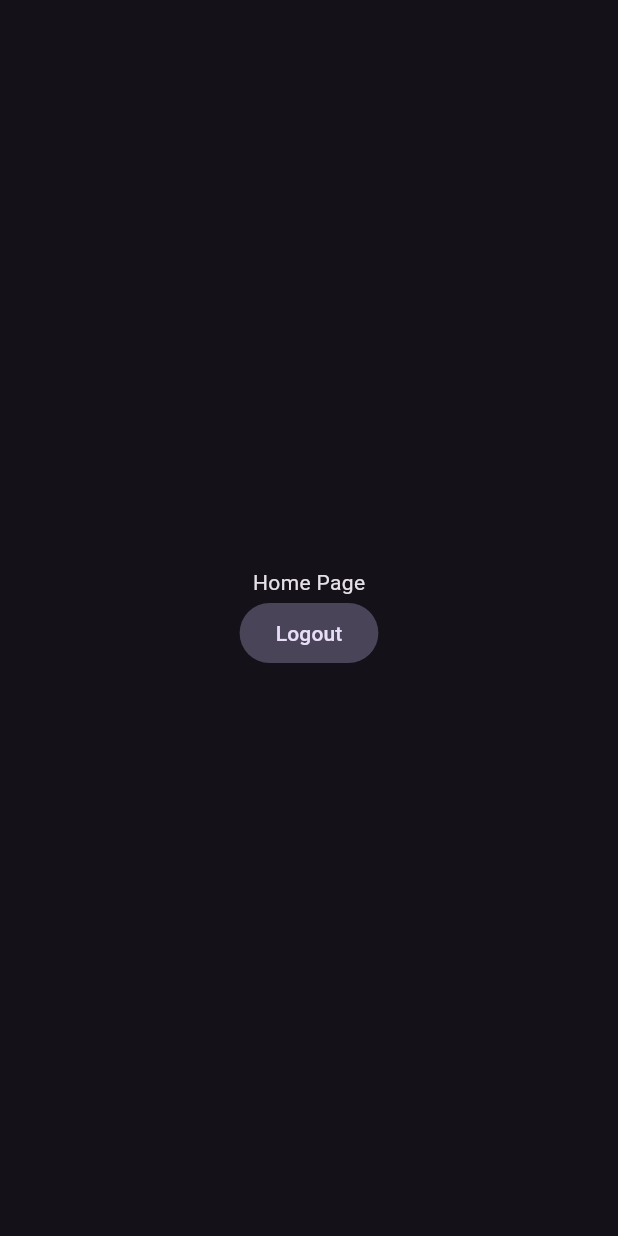
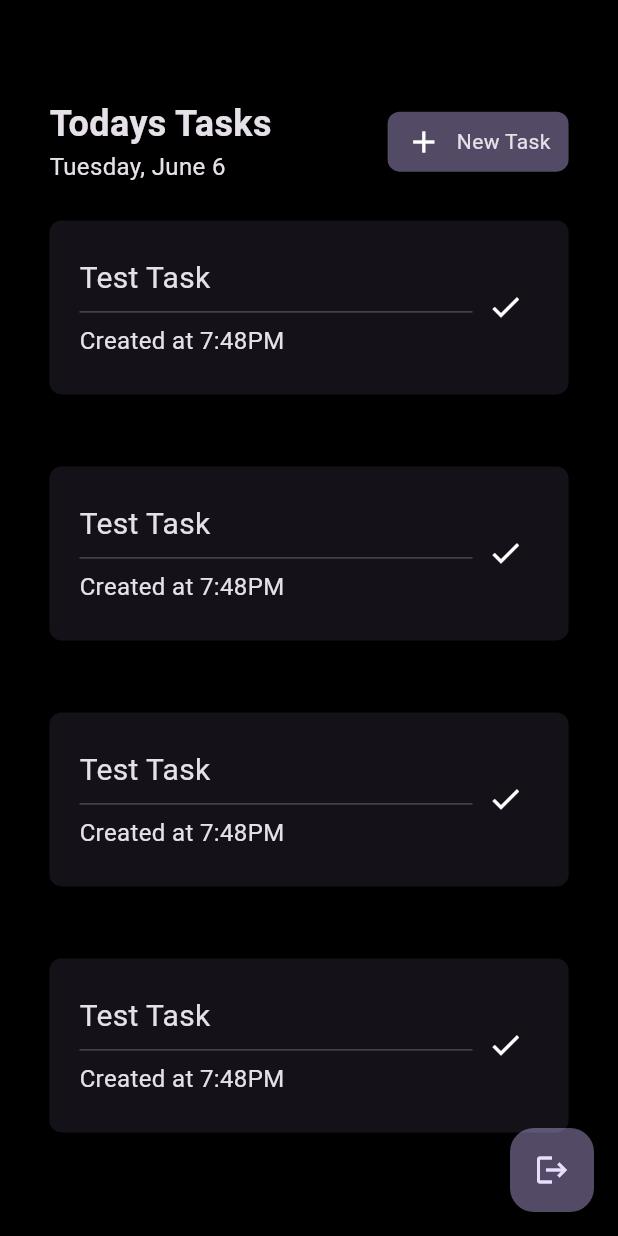
Before and after one commit to ekakshjanweja/todoAppTutTbb, a Flutter app: the screen it shows once a user with an empty profile is signed in, on a phone screen of 412 x 824 dp. Run offline on Flutter 3.47's test engine with Material 2 defaults, Android fonts, the phone set to English and light mode, and no system bars; our stand-ins replace cloud_firestore, firebase_auth, firebase_core, flutter_riverpod, fpdart, google_sign_in; accounts and stored records are empty.

Commit message:
session 4: built ui for todo page

```diff
--- /dev/null
+++ b/lib/common/widgets/new_task_button.dart
@@ -0,0 +1,32 @@
+import 'package:flutter/material.dart';
+
+class NewTaskButton extends StatelessWidget {
+  const NewTaskButton({
+    super.key,
+  });
+
+  @override
+  Widget build(BuildContext context) {
+    return GestureDetector(
+      onTap: () {
+        print('New Task Created');
+      },
+      child: Container(
+        padding: const EdgeInsets.symmetric(vertical: 8, horizontal: 12),
+        decoration: BoxDecoration(
+          color: Theme.of(context).colorScheme.primary.withOpacity(0.4),
+          borderRadius: BorderRadius.circular(8),
+        ),
+        child: const Row(
+          children: [
+            Icon(Icons.add),
+            SizedBox(
+              width: 10,
+            ),
+            Text('New Task'),
+          ],
+        ),
+      ),
+    );
+  }
+}
--- /dev/null
+++ b/lib/common/widgets/todo_card.dart
@@ -0,0 +1,96 @@
+import 'package:flutter/material.dart';
+
+class TodoCard extends StatelessWidget {
+  const TodoCard({
+    super.key,
+  });
+
+  @override
+  Widget build(BuildContext context) {
+    var currentWidth = MediaQuery.of(context).size.width;
+    return GestureDetector(
+      onTap: () {
+        showTodoTile(context: context);
+      },
+      child: Container(
+        width: currentWidth,
+        padding: const EdgeInsets.symmetric(vertical: 24, horizontal: 20),
+        margin: const EdgeInsets.symmetric(
+          vertical: 24,
+        ),
+        decoration: BoxDecoration(
+          color: Theme.of(context).colorScheme.surface,
+          borderRadius: BorderRadius.circular(8),
+        ),
+        child: const Row(
+          mainAxisAlignment: MainAxisAlignment.spaceBetween,
+          children: [
+            Expanded(
+              child: Column(
+                crossAxisAlignment: CrossAxisAlignment.start,
+                children: [
+                  Text(
+                    'Test Task',
+                    style: TextStyle(fontSize: 20),
+                  ),
+                  Divider(),
+                  Text(
+                    'Created at 7:48PM',
+                    style: TextStyle(fontSize: 16),
+                  ),
+                ],
+              ),
+            ),
+            Padding(
+              padding: EdgeInsets.all(10),
+              child: Icon(Icons.check),
+            )
+          ],
+        ),
+      ),
+    );
+  }
+}
+
+showTodoTile({required BuildContext context}) {
+  return showModalBottomSheet(
+    showDragHandle: true,
+    context: context,
+    builder: (context) => Container(
+      width: MediaQuery.of(context).size.width,
+      padding: const EdgeInsets.symmetric(vertical: 24, horizontal: 16),
+      child: Row(
+        mainAxisAlignment: MainAxisAlignment.spaceBetween,
+        children: [
+          const Column(
+            crossAxisAlignment: CrossAxisAlignment.start,
+            mainAxisSize: MainAxisSize.min,
+            children: [
+              Text(
+                'Test Task',
+                style: TextStyle(
+                  fontSize: 24,
+                  fontWeight: FontWeight.bold,
+                ),
+              ),
+              SizedBox(
+                height: 20,
+              ),
+              Text(
+                'Lorem Ipsum Lorem Ipsum',
+                style: TextStyle(fontSize: 20),
+              ),
+            ],
+          ),
+          IconButton(
+            onPressed: () {},
+            icon: Icon(
+              Icons.delete,
+              color: Theme.of(context).colorScheme.error,
+            ),
+          ),
+        ],
+      ),
+    ),
+  );
+}
--- /dev/null
+++ b/lib/features/home/view/home_page.dart
@@ -0,0 +1,82 @@
+import 'package:flutter/material.dart';
+import 'package:flutter_riverpod/flutter_riverpod.dart';
+import 'package:intl/intl.dart';
+import 'package:todo_main/common/widgets/new_task_button.dart';
+import 'package:todo_main/common/widgets/todo_card.dart';
+import 'package:todo_main/features/auth/controller/auth_controller.dart';
+
+class HomePage extends ConsumerWidget {
+  const HomePage({super.key});
+
+  @override
+  Widget build(BuildContext context, WidgetRef ref) {
+    final todaysDate = DateFormat.MMMMEEEEd().format(DateTime.now());
+    var currentWidth = MediaQuery.of(context).size.width;
+    var currentHeight = MediaQuery.of(context).size.height;
+    return SafeArea(
+      child: Scaffold(
+        backgroundColor: Colors.black,
+        body: Padding(
+          padding: EdgeInsets.symmetric(
+            vertical: currentHeight * 0.08,
+            horizontal: currentWidth * 0.08,
+          ),
+          child: Column(
+            children: [
+              //Upper Row
+
+              Row(
+                mainAxisAlignment: MainAxisAlignment.spaceBetween,
+                children: [
+                  //Left
+
+                  Column(
+                    crossAxisAlignment: CrossAxisAlignment.start,
+                    mainAxisSize: MainAxisSize.min,
+                    children: [
+                      const Text(
+                        'Today\s Tasks',
+                        style: TextStyle(
+                            fontSize: 24, fontWeight: FontWeight.bold),
+                      ),
+                      Text(
+                        todaysDate,
+                        style: const TextStyle(
+                          fontSize: 16,
+                        ),
+                      ),
+                    ],
+                  ),
+
+                  //Right
+
+                  const NewTaskButton(),
+                ],
+              ),
+
+              //Card Widget
+
+              Expanded(
+                child: ListView.builder(
+                  shrinkWrap: true,
+                  itemCount: 10,
+                  itemBuilder: (BuildContext context, int index) {
+                    return const TodoCard();
+                  },
+                ),
+              ),
+            ],
+          ),
+        ),
+        floatingActionButton: FloatingActionButton(
+          backgroundColor:
+              Theme.of(context).colorScheme.primary.withOpacity(0.4),
+          onPressed: () {
+            ref.watch(authControllerProvider.notifier).logOut();
+          },
+          child: const Icon(Icons.logout),
+        ),
+      ),
+    );
+  }
+}
--- a/lib/home_page.dart
+++ b/lib/home_page.dart
@@ -1,38 +1,38 @@
-import 'package:flutter/material.dart';
-import 'package:flutter_riverpod/flutter_riverpod.dart';
-import 'package:todo_main/features/auth/controller/auth_controller.dart';
+// import 'package:flutter/material.dart';
+// import 'package:flutter_riverpod/flutter_riverpod.dart';
+// import 'package:todo_main/features/auth/controller/auth_controller.dart';
 
-class HomePage extends ConsumerWidget {
-  const HomePage({super.key});
+// class HomePage extends ConsumerWidget {
+//   const HomePage({super.key});
 
-  void showSnackBar({
-    required BuildContext context,
-    required String content,
-  }) {
-    ScaffoldMessenger.of(context).showSnackBar(
-      SnackBar(
-        content: Text(content),
-      ),
-    );
-  }
+//   void showSnackBar({
+//     required BuildContext context,
+//     required String content,
+//   }) {
+//     ScaffoldMessenger.of(context).showSnackBar(
+//       SnackBar(
+//         content: Text(content),
+//       ),
+//     );
+//   }
 
-  @override
-  Widget build(BuildContext context, WidgetRef ref) {
-    return Scaffold(
-      body: Center(
-        child: Column(
-          mainAxisAlignment: MainAxisAlignment.center,
-          children: [
-            const Text('Home Page'),
-            FilledButton.tonal(
-              onPressed: () {
-                ref.read(authControllerProvider.notifier).logOut();
-              },
-              child: const Text('Logout'),
-            ),
-          ],
-        ),
-      ),
-    );
-  }
-}
+//   @override
+//   Widget build(BuildContext context, WidgetRef ref) {
+//     return Scaffold(
+//       body: Center(
+//         child: Column(
+//           mainAxisAlignment: MainAxisAlignment.center,
+//           children: [
+//             const Text('Home Page'),
+//             FilledButton.tonal(
+//               onPressed: () {
+//                 ref.read(authControllerProvider.notifier).logOut();
+//               },
+//               child: const Text('Logout'),
+//             ),
+//           ],
+//         ),
+//       ),
+//     );
+//   }
+// }
--- a/lib/main.dart
+++ b/lib/main.dart
@@ -3,8 +3,8 @@ import 'package:firebase_core/firebase_core.dart';
 import 'package:flutter/material.dart';
 import 'package:flutter_riverpod/flutter_riverpod.dart';
 import 'package:todo_main/features/auth/controller/auth_controller.dart';
+import 'package:todo_main/features/home/view/home_page.dart';
 import 'package:todo_main/firebase_options.dart';
-import 'package:todo_main/home_page.dart';
 import 'package:todo_main/features/auth/view/login_page.dart';
 import 'package:todo_main/models/user_model.dart';
 
```
